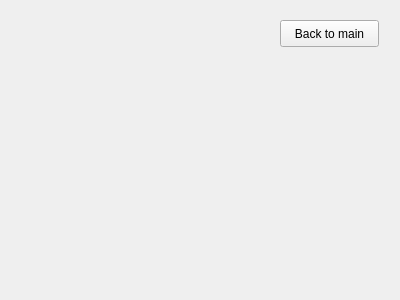
Old version of the form GUI/automatform.ui in the repository michael-s92/rs15-26.
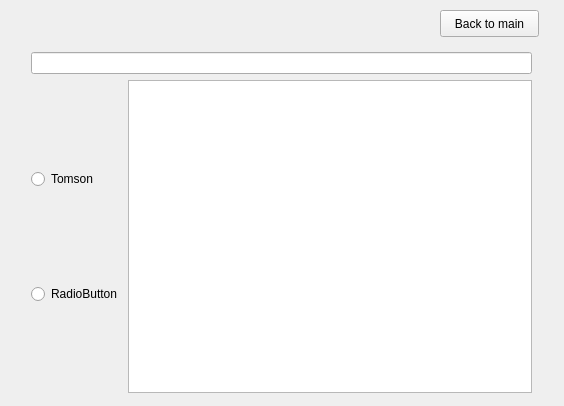
New version of the form.

Commit message: ispravljeno u Q_SLOTS kostur automatform.ui

Patch:
```diff
--- a/GUI/automatform.ui
+++ b/GUI/automatform.ui
@@ -6,8 +6,8 @@
    <rect>
     <x>0</x>
     <y>0</y>
-    <width>400</width>
-    <height>300</height>
+    <width>564</width>
+    <height>406</height>
    </rect>
   </property>
   <property name="windowTitle">
@@ -16,8 +16,8 @@
   <widget class="QPushButton" name="bttn_main">
    <property name="geometry">
     <rect>
-     <x>280</x>
-     <y>20</y>
+     <x>440</x>
+     <y>10</y>
      <width>99</width>
      <height>27</height>
     </rect>
@@ -26,6 +26,52 @@
     <string>Back to main</string>
    </property>
   </widget>
+  <widget class="QWidget" name="">
+   <property name="geometry">
+    <rect>
+     <x>31</x>
+     <y>52</y>
+     <width>501</width>
+     <height>341</height>
+    </rect>
+   </property>
+   <layout class="QVBoxLayout" name="verticalLayout_2">
+    <item>
+     <widget class="QLineEdit" name="lineEdit"/>
+    </item>
+    <item>
+     <layout class="QHBoxLayout" name="horizontalLayout">
+      <item>
+       <layout class="QVBoxLayout" name="verticalLayout">
+        <item>
+         <widget class="QRadioButton" name="radioTomson">
+          <property name="text">
+           <string>Tomson</string>
+          </property>
+          <attribute name="buttonGroup">
+           <string notr="true">AutomatGroup</string>
+          </attribute>
+         </widget>
+        </item>
+        <item>
+         <widget class="QRadioButton" name="radioButton_2">
+          <property name="text">
+           <string>RadioButton</string>
+          </property>
+          <attribute name="buttonGroup">
+           <string notr="true">AutomatGroup</string>
+          </attribute>
+         </widget>
+        </item>
+       </layout>
+      </item>
+      <item>
+       <widget class="QGraphicsView" name="graphicsView"/>
+      </item>
+     </layout>
+    </item>
+   </layout>
+  </widget>
  </widget>
  <resources/>
  <connections/>
```
Left out of the diff: 3 changed lines with no effect on the pictures. The commit also changes 6 other files.
